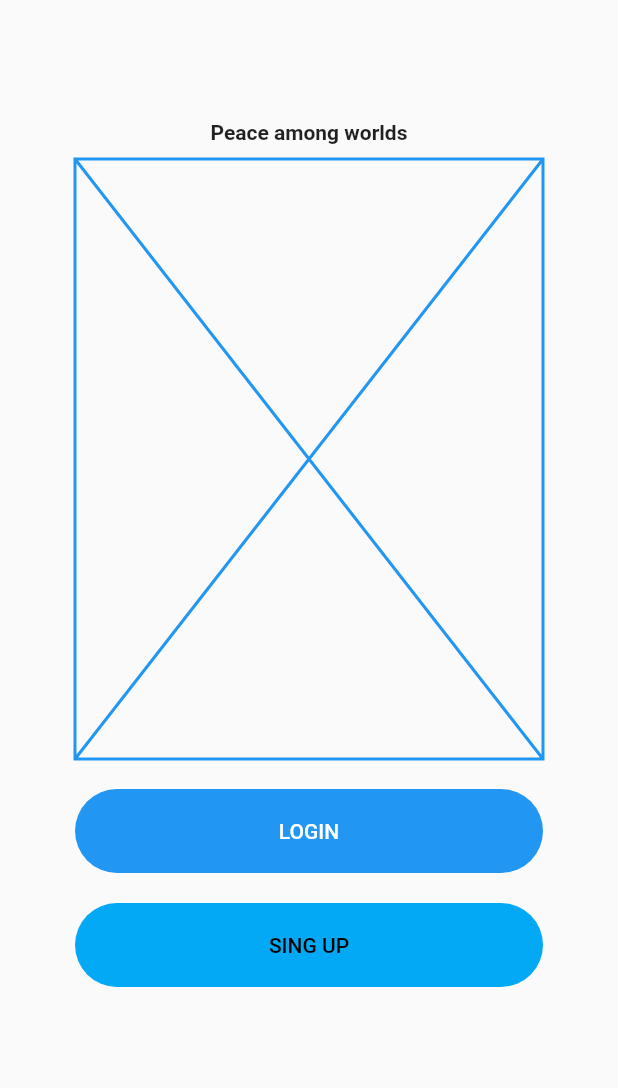
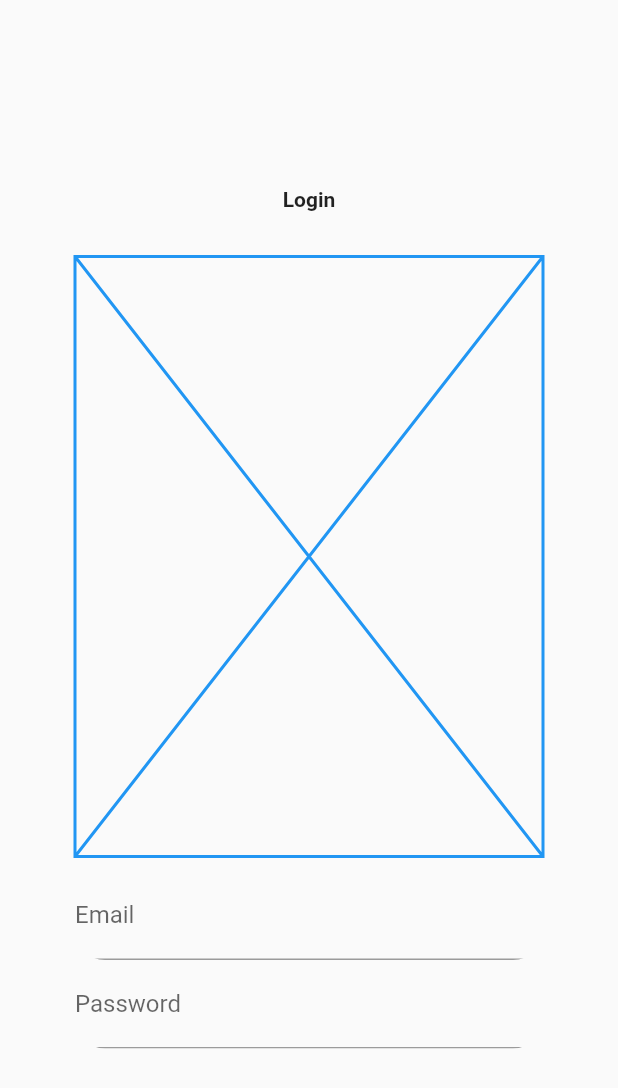
Before and after one commit to r4vendust/generic-login-page, a Flutter app: the screen it shows after launch, after a tap on "LOGIN", on a phone screen of 412 x 824 dp. Shown: the top 1088 px of the screen. Run offline on Flutter 3.47's test engine with Material 2 defaults, Android fonts, the phone set to English and light mode, and no system bars.

Commit message:
login page added

```diff
--- a/lib/components/rounded_button.dart
+++ b/lib/components/rounded_button.dart
@@ -5,6 +5,7 @@ class RoundedButton extends StatelessWidget {
   final String text;
   final Function press;
   final Color color, textColor;
+
   const RoundedButton({
     Key key,
     this.text,
--- /dev/null
+++ b/lib/components/rounded_textfield.dart
@@ -0,0 +1,30 @@
+import 'package:flutter/material.dart';
+
+class TextFieldRound extends StatelessWidget {
+  @override
+  final String labelText;
+  final Color color, textColor;
+  final bool obscureText;
+
+  const TextFieldRound({
+    Key key,
+    this.labelText,
+    this.color,
+    this.textColor,
+    this.obscureText,
+  }) : super(key: key);
+
+  Widget build(BuildContext context) {
+    return Container(
+      child: ClipRRect(
+        borderRadius: BorderRadius.circular(20),
+        child: TextField(
+          obscureText: obscureText,
+          decoration: InputDecoration(
+            labelText: labelText,
+          ),
+        ),
+      ),
+    );
+  }
+}
--- a/lib/main.dart
+++ b/lib/main.dart
@@ -1,5 +1,5 @@
 import 'package:flutter/material.dart';
-import 'package:login_page/screens/welcome_screen.dart';
+import 'package:login_page/screens/welcome/welcome_screen.dart';
 
 void main() => runApp(MyApp());
 
--- /dev/null
+++ b/lib/screens/login/components/body.dart
@@ -0,0 +1,39 @@
+import 'package:flutter/material.dart';
+import 'package:login_page/components/rounded_textfield.dart';
+
+class Body extends StatelessWidget {
+  @override
+  Widget build(BuildContext context) {
+    return Container(
+      margin: const EdgeInsets.all(50.0),
+      child: Column(
+        mainAxisAlignment: MainAxisAlignment.center,
+        children: [
+          Text(
+            "Login",
+            style: TextStyle(fontWeight: FontWeight.bold),
+          ),
+          SizedBox(height: 30),
+          Placeholder(
+            color: Colors.blue,
+            fallbackHeight: 400,
+            fallbackWidth: 150,
+          ),
+          SizedBox(height: 10),
+          TextFieldRound(
+            labelText: "Email",
+            color: Colors.blue,
+            textColor: Colors.white,
+            obscureText: false,
+          ),
+          TextFieldRound(
+            labelText: "Password",
+            color: Colors.lightBlue,
+            textColor: Colors.black,
+            obscureText: true,
+          ),
+        ],
+      ),
+    );
+  }
+}
--- a/lib/screens/login_screen.dart
+++ b/lib/screens/login/login_screen.dart
@@ -1,8 +1,11 @@
 import 'package:flutter/material.dart';
+import 'package:login_page/screens/login/components/body.dart';
 
 class LoginPage extends StatelessWidget {
   @override
   Widget build(BuildContext context) {
-    return Scaffold();
+    return Scaffold(
+      body: Body(),
+    );
   }
 }
--- /dev/null
+++ b/lib/screens/welcome/components/body.dart
@@ -0,0 +1,46 @@
+import 'package:flutter/material.dart';
+import 'package:login_page/components/rounded_button.dart';
+import 'package:login_page/screens/login/login_screen.dart';
+
+class Body extends StatelessWidget {
+  @override
+  Widget build(BuildContext context) {
+    Size size = MediaQuery.of(context).size;
+    return Container(
+      margin: const EdgeInsets.all(50.0),
+      child: Column(
+        mainAxisAlignment: MainAxisAlignment.center,
+        children: [
+          Text(
+            "Peace among worlds",
+            style: TextStyle(fontWeight: FontWeight.bold),
+          ),
+          SizedBox(height: 10),
+          Placeholder(
+            color: Colors.blue,
+            fallbackHeight: 400,
+            fallbackWidth: 150,
+          ),
+          SizedBox(height: 10),
+          RoundedButton(
+            text: "LOGIN",
+            press: () {
+              Navigator.push(
+                context,
+                MaterialPageRoute(builder: (context) {
+                  return LoginPage();
+                }),
+              );
+            },
+          ),
+          RoundedButton(
+            text: "SING UP",
+            color: Colors.lightBlue,
+            textColor: Colors.black,
+            press: () {},
+          ),
+        ],
+      ),
+    );
+  }
+}
--- a/lib/screens/welcome_screen.dart
+++ b/lib/screens/welcome/welcome_screen.dart
@@ -1,5 +1,5 @@
 import 'package:flutter/material.dart';
-import '../components/body.dart';
+import 'components/body.dart';
 
 class WelcomePage extends StatelessWidget {
   @override
```
